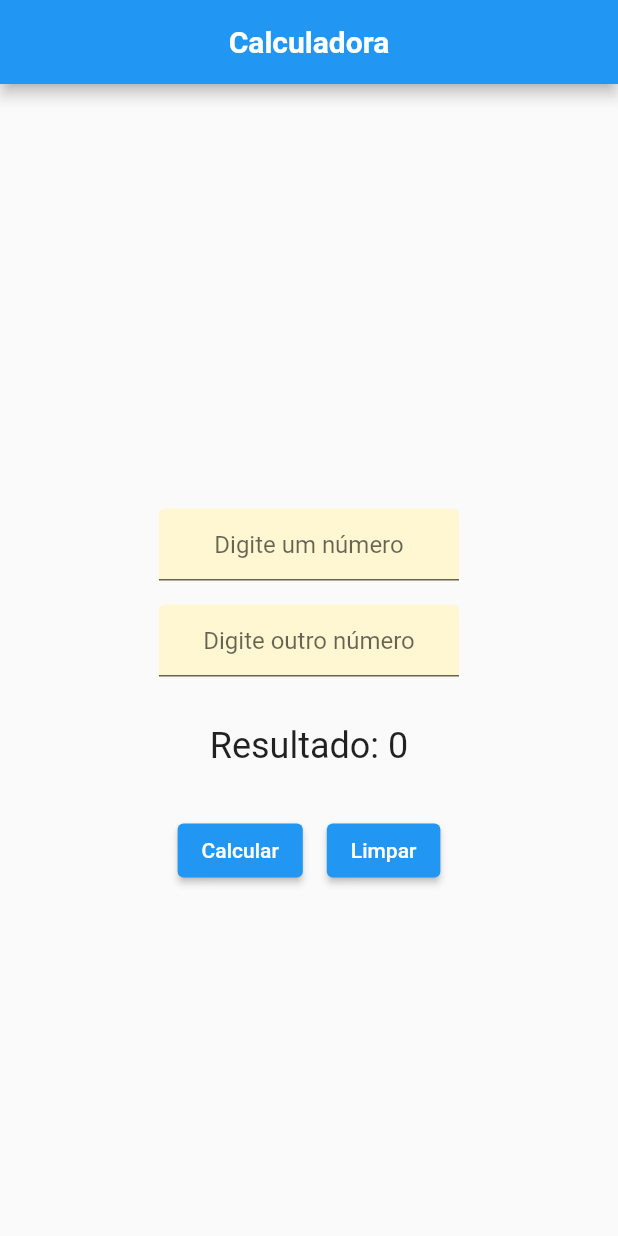
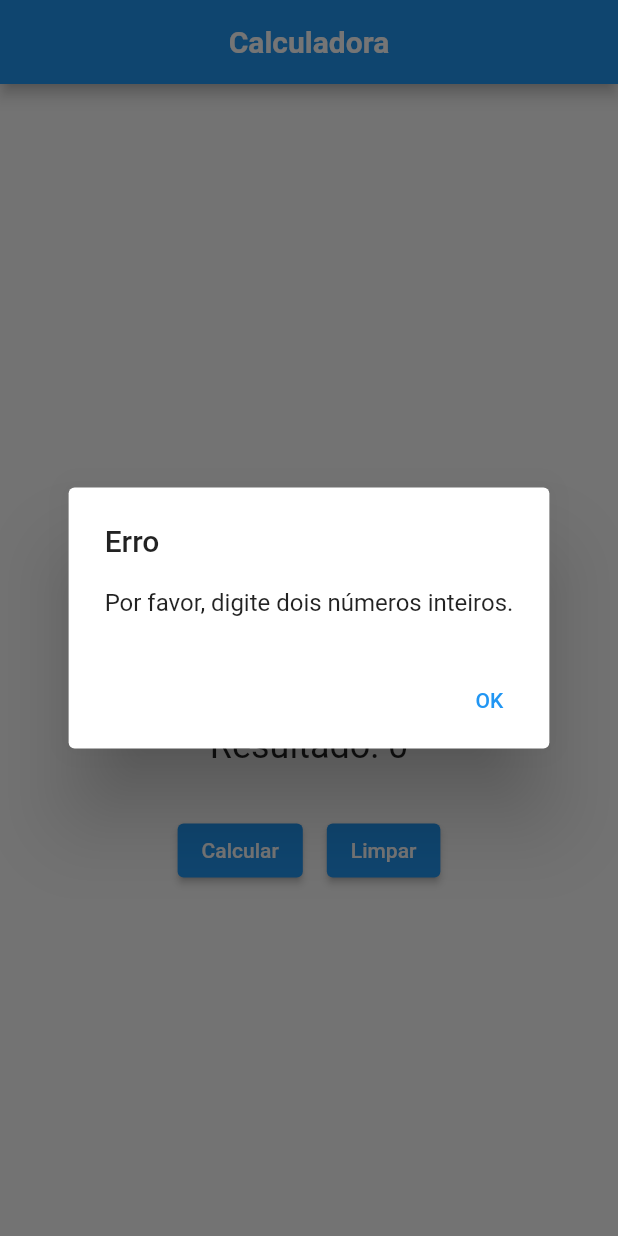
Before and after one commit to helio-andrade/somar_dois_numeros, a Flutter app: the screen it shows after launch, after a tap on "Calcular", on a phone screen of 412 x 824 dp. Run offline on Flutter 3.47's test engine with Material 2 defaults, Android fonts, the phone set to English and light mode, and no system bars.

Commit message:
Update calculadora_page.dart

```diff
--- a/lib/calculadora_page.dart
+++ b/lib/calculadora_page.dart
@@ -18,8 +18,29 @@ class _CalculadoraPageState extends State<CalculadoraPage> {
   int resultado = 0;
 
   void calcularResultado() {
-    int num1 = int.tryParse(numero1Controller.text) ?? 0;
-    int num2 = int.tryParse(numero2Controller.text) ?? 0;
+    int? num1 = int.tryParse(numero1Controller.text);
+    int? num2 = int.tryParse(numero2Controller.text);
+
+    if (num1 == null || num2 == null) {
+      showDialog(
+        context: context,
+        builder: (context) {
+          return AlertDialog(
+            title: Text('Erro'),
+            content: Text('Por favor, digite dois números inteiros.'),
+            actions: <Widget>[
+              TextButton(
+                onPressed: () {
+                  Navigator.of(context).pop();
+                },
+                child: Text('OK'),
+              ),
+            ],
+          );
+        },
+      );
+      return;
+    }
 
     setState(() {
       resultado = Calculadora().calcular(num1, num2);
```
